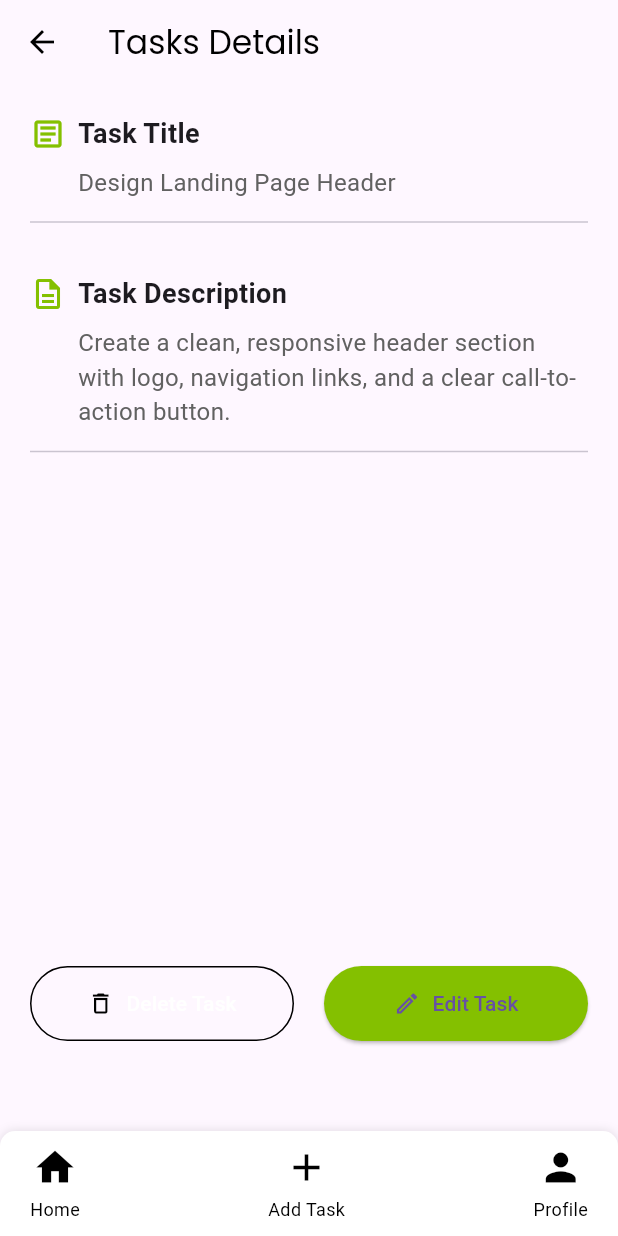
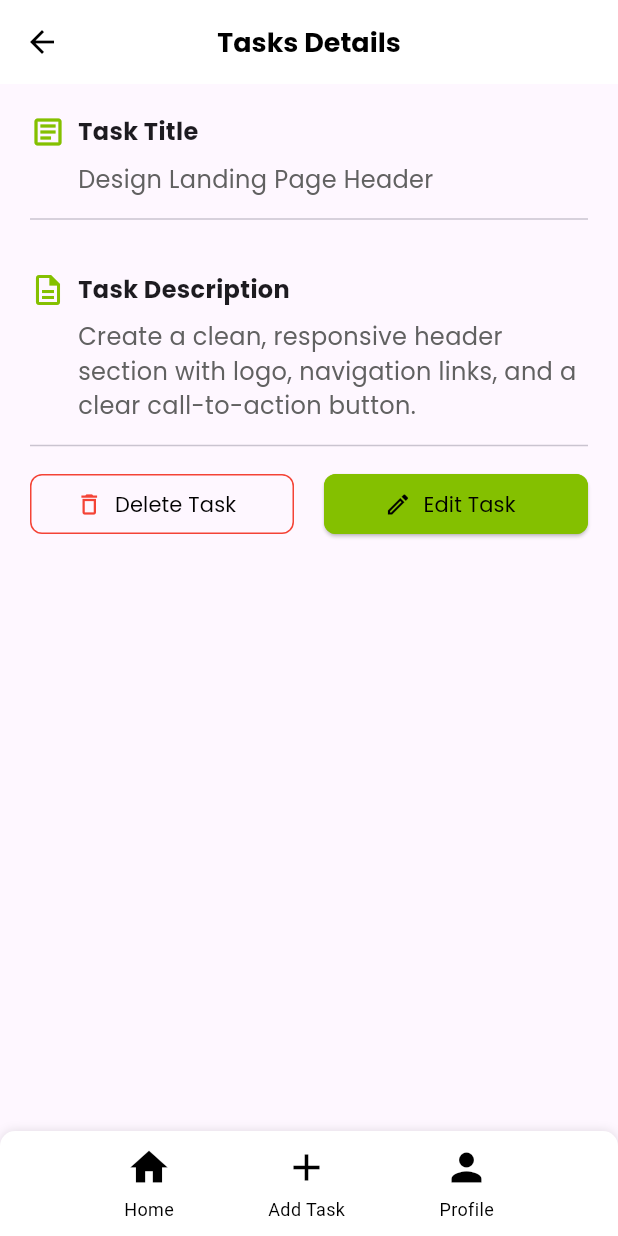
Before and after one commit to arif-youknow/flutter-task, a Flutter app: the HomeScreen screen opened by its route, after a tap on "Design Landing Page Header", on a phone screen of 412 x 824 dp. Run offline on Flutter 3.47's test engine with Material 3 defaults, Android fonts, the phone set to English and light mode, and no system bars; our stand-ins replace device_preview, get; network calls fail.

Commit message:
task section done

```diff
--- a/lib/screens/task/task_details.dart
+++ b/lib/screens/task/task_details.dart
@@ -8,24 +8,27 @@ import 'package:get/get.dart';
 
 class TaskDetailsScreen extends StatelessWidget {
 
-  final TaskController controller = Get.find();
+  final TaskController controller = Get.put(TaskController());
   final Task task = Get.arguments;
 
   @override
   Widget build(BuildContext context) {
     return Scaffold(
       appBar: AppBar(
-        backgroundColor: Colors.transparent,
+        backgroundColor: AppColors.white,
         elevation: 0,
         leading: IconButton(
           icon: Icon(Icons.arrow_back, color: AppColors.black),
           onPressed: () => Get.back(),
         ),
+        centerTitle: true,
         title: Text(
           'Tasks Details',
           style: TextStyle(
             fontFamily: AppFonts.primaryFont,
             color: AppColors.black,
+            fontWeight: FontWeight.bold,
+            fontSize: 18,
           ),
         ),
       ),
@@ -41,35 +44,52 @@ class TaskDetailsScreen extends StatelessWidget {
               'Task Description',
               task.description,
             ),
-            Spacer(),
+
             Row(
               children: [
                 Expanded(
                   child: OutlinedButton.icon(
-                    icon: Icon(Icons.delete_outline, color: Colors.black),
+                    icon: Icon(Icons.delete_outline, color: Colors.red),
                     label: Text(
                       'Delete Task',
-                      style: TextStyle(color: AppColors.white),
+                      style: TextStyle(
+                        fontFamily: AppFonts.primaryFont,
+                        color: AppColors.black,
+                      ),
                     ),
                     onPressed: () => controller.deleteTask(task.id),
                     style: OutlinedButton.styleFrom(
-                      side: BorderSide(color: AppColors.black),
-                      padding: EdgeInsets.symmetric(vertical: 15),
+                      side: BorderSide(color: Colors.red),
+
+                      shape: RoundedRectangleBorder(
+                        borderRadius: BorderRadius.circular(8),
+                      ),
                     ),
                   ),
                 ),
                 SizedBox(width: 20),
                 Expanded(
                   child: ElevatedButton.icon(
-                    icon: Icon(Icons.edit_outlined),
-                    label: Text('Edit Task'),
+                    icon: Icon(Icons.edit_outlined, color: Colors.black,),
+                    label: Text('Edit Task',
+                    style: TextStyle(
+
+                      fontFamily: AppFonts.primaryFont,
+                      color: AppColors.black
+
+                    ),),
                     onPressed: () {
                       controller.loadTaskForEdit(task);
-                      Get.toNamed('/add-edit-task', arguments: task);
+                      Get.toNamed('/add-task', arguments: task);
                     },
                     style: ElevatedButton.styleFrom(
                       backgroundColor: AppColors.brandColor,
-                      padding: EdgeInsets.symmetric(vertical: 15),
+                      side: BorderSide(
+                        color: AppColors.brandColor
+                      ),
+                      shape: RoundedRectangleBorder(
+                        borderRadius: BorderRadius.circular(8),
+                      ),
                     ),
                   ),
                 ),
@@ -81,8 +101,6 @@ class TaskDetailsScreen extends StatelessWidget {
       ),
       bottomNavigationBar: CustomBottomNavBar(),
     );
-
-
   }
 
   Widget _buildDetailRow(IconData icon, String title, String content) {
@@ -95,7 +113,9 @@ class TaskDetailsScreen extends StatelessWidget {
             SizedBox(width: 8),
             Text(
               title,
-              style: TextStyle(fontSize: 18, fontWeight: FontWeight.bold),
+              style: TextStyle(
+                fontFamily: AppFonts.primaryFont,
+                fontSize: 16, fontWeight: FontWeight.bold),
             ),
           ],
         ),
@@ -104,7 +124,7 @@ class TaskDetailsScreen extends StatelessWidget {
           padding: const EdgeInsets.only(left: 32.0),
           child: Text(
             content,
-            style: TextStyle(fontSize: 16, color: Colors.grey[700]),
+            style: TextStyle(fontFamily: AppFonts.primaryFont, fontSize: 16, color: Colors.grey[700]),
           ),
         ),
         Divider(height: 30),
--- a/lib/widgets/bottom_nav.dart
+++ b/lib/widgets/bottom_nav.dart
@@ -30,7 +30,7 @@ class CustomBottomNavBar extends StatelessWidget {
         child: SizedBox(
           height: 70,
           child: Row(
-            mainAxisAlignment: MainAxisAlignment.spaceBetween,
+            mainAxisAlignment: MainAxisAlignment.spaceEvenly,
             children: <Widget>[
               _buildNavItem(
                 icon: Icons.home,
--- a/pubspec.yaml
+++ b/pubspec.yaml
@@ -35,6 +35,7 @@ dependencies:
   # Use with the CupertinoIcons class for iOS style icons.
   cupertino_icons: ^1.0.8
   get: ^4.7.2
+  device_preview: ^1.3.1
 
 dev_dependencies:
   flutter_test:
```
Also changed, not shown: lib/main.dart (+10 -3 lines), lib/screens/task/add_task.dart (renamed from lib/screens/task/add_edit_task_screen.dart, +19 -6 lines), pubspec.lock, 1 other file.
